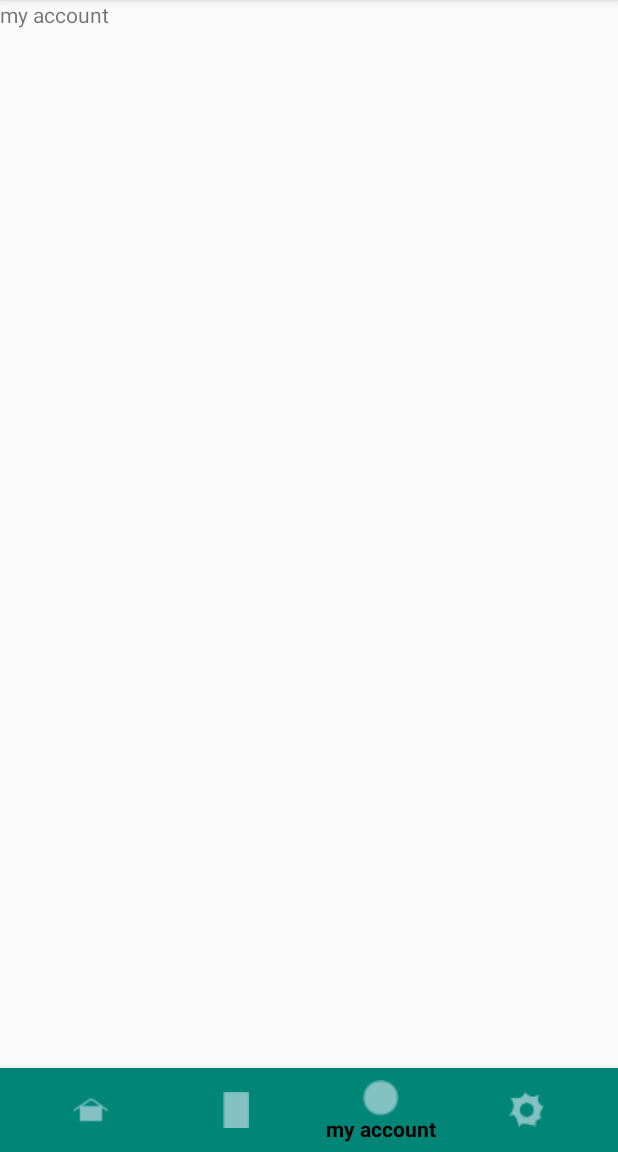
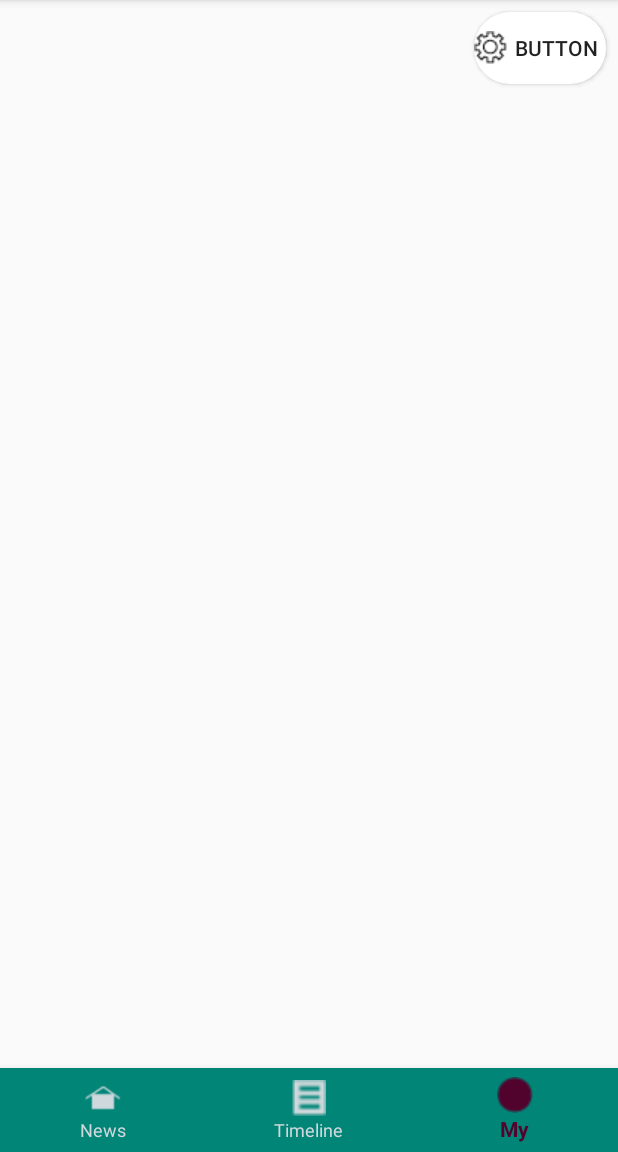
Before and after one commit to niklasjang/PastExamPapers, an Android app: the screen it shows after launch once a user with an empty profile is signed in (MainActivity), item 3 of the bottom bar chosen, on a phone screen of 412 x 824 dp, the part 84-1236 px from its top. Run offline under Robolectric (Android 15) with nearby library versions, the phone set to English and light mode, and no system bars; our stand-ins replace Firebase (no records; nobody signed in at launch, a user with empty details on screens opened directly).

Commit message:
settings attached

```diff
--- a/app/src/main/AndroidManifest.xml
+++ b/app/src/main/AndroidManifest.xml
@@ -38,6 +38,12 @@
                     android:name="android.support.PARENT_ACTIVITY"
                     android:value=".Activitys.MainActivity"/>
         </activity>
+
+        <activity android:name=".Activitys.PrefEdit">
+
+
+        </activity>
+
     </application>
 
 </manifest>
--- a/app/src/main/java/com/example/niklasjang/bottomnavigationbar_with_fragment_example/Activitys/MainActivity.kt
+++ b/app/src/main/java/com/example/niklasjang/bottomnavigationbar_with_fragment_example/Activitys/MainActivity.kt
@@ -9,7 +9,6 @@ import android.view.Menu
 import android.view.MenuItem
 import com.example.niklasjang.bottomnavigationbar_with_fragment_example.Fragments.MyAccuontFragment
 import com.example.niklasjang.bottomnavigationbar_with_fragment_example.Fragments.NewsFragment
-import com.example.niklasjang.bottomnavigationbar_with_fragment_example.Fragments.SettingsFragment
 import com.example.niklasjang.bottomnavigationbar_with_fragment_example.Fragments.TimelineFragment
 import com.example.niklasjang.bottomnavigationbar_with_fragment_example.R
 import com.google.firebase.auth.FirebaseAuth
@@ -32,11 +31,6 @@ class MainActivity : AppCompatActivity() {
             }
             R.id.navigation_my_account -> {
                 fragment = MyAccuontFragment()
-                loadFragment(fragment)
-                return@OnNavigationItemSelectedListener true
-            }
-            R.id.navigation_settings -> {
-                fragment = SettingsFragment()
                 loadFragment(fragment)
                 return@OnNavigationItemSelectedListener true
             }
--- a/app/src/main/java/com/example/niklasjang/bottomnavigationbar_with_fragment_example/Fragments/MyAccuontFragment.kt
+++ b/app/src/main/java/com/example/niklasjang/bottomnavigationbar_with_fragment_example/Fragments/MyAccuontFragment.kt
@@ -1,11 +1,14 @@
 package com.example.niklasjang.bottomnavigationbar_with_fragment_example.Fragments
 
 
+import android.content.Intent
 import android.os.Bundle
 import android.support.v4.app.Fragment
 import android.view.LayoutInflater
 import android.view.View
 import android.view.ViewGroup
+import android.widget.Button
+import com.example.niklasjang.bottomnavigationbar_with_fragment_example.Activitys.PrefEdit
 import com.example.niklasjang.bottomnavigationbar_with_fragment_example.R
 
 
@@ -16,7 +19,14 @@ class MyAccuontFragment : Fragment() {
         savedInstanceState: Bundle?
     ): View? {
         // Inflate the layout for this fragment
-        return inflater.inflate(R.layout.fragment_my_accuont, container, false)
+        val view = inflater.inflate(R.layout.fragment_my_accuont, container, false)
+        val btnSettings = view.findViewById<Button>(R.id.btnSettings_my_account)
+
+        btnSettings.setOnClickListener {
+            val intent = Intent (view.context, PrefEdit::class.java)
+            startActivity(intent)
+        }
+        return view
     }
 
 
--- /dev/null
+++ b/app/src/main/res/color/navigation_selector.xml
@@ -0,0 +1,6 @@
+<?xml version="1.0" encoding="utf-8"?>
+<selector xmlns:android="http://schemas.android.com/apk/res/android">
+    <item android:state_checked="true"
+          android:color="#51032d" />
+    <item android:color="#CFD8DC"  />
+</selector>
--- a/app/src/main/res/layout/activity_main.xml
+++ b/app/src/main/res/layout/activity_main.xml
@@ -22,8 +22,8 @@
             android:layout_width="0dp"
             android:layout_height="wrap_content"
             android:background="@color/colorPrimary"
-            app:itemIconTint="@color/colorIcon"
-            app:itemTextColor="@color/colorText"
+            app:itemIconTint="@color/navigation_selector"
+            app:itemTextColor="@color/navigation_selector"
             app:layout_constraintBottom_toBottomOf="parent"
             app:layout_constraintLeft_toLeftOf="parent"
             app:layout_constraintRight_toRightOf="parent"
--- a/app/src/main/res/layout/fragment_my_accuont.xml
+++ b/app/src/main/res/layout/fragment_my_accuont.xml
@@ -1,14 +1,18 @@
 <?xml version="1.0" encoding="utf-8"?>
-<FrameLayout xmlns:android="http://schemas.android.com/apk/res/android"
-             xmlns:tools="http://schemas.android.com/tools"
-             android:layout_width="match_parent"
-             android:layout_height="match_parent"
-             tools:context=".Fragments.NewsFragment">
+<android.support.constraint.ConstraintLayout xmlns:android="http://schemas.android.com/apk/res/android"
+                                             xmlns:app="http://schemas.android.com/apk/res-auto"
+                                             xmlns:tools="http://schemas.android.com/tools"
+                                             android:layout_width="match_parent"
+                                             android:layout_height="match_parent">
 
-    <!-- TODO: Update blank fragment layout -->
-    <TextView
-            android:layout_width="match_parent"
-            android:layout_height="match_parent"
-            android:text="@string/my_account_fragment"/>
 
-</FrameLayout>
+    <Button
+            android:text="Button"
+            android:layout_width="wrap_content"
+            android:layout_height="wrap_content"
+            android:id="@+id/btnSettings_my_account" app:layout_constraintEnd_toEndOf="parent"
+            android:layout_marginEnd="8dp"
+            android:drawableLeft="@drawable/icon_settings"
+            android:background="@drawable/rounded_edittext"
+            android:layout_marginRight="8dp" android:layout_marginTop="8dp" app:layout_constraintTop_toTopOf="parent"/>
+</android.support.constraint.ConstraintLayout>
--- a/app/src/main/res/menu/navigation.xml
+++ b/app/src/main/res/menu/navigation.xml
@@ -15,9 +15,7 @@
             android:id="@+id/navigation_my_account"
             android:icon="@drawable/icon_my_account"
             android:title="@string/my_account_fragment"/>
-    <item
-            android:id="@+id/navigation_settings"
-            android:icon="@drawable/icon_settings"
-            android:title="@string/settings_fragment"/>
+
+
 
 </menu>
--- a/app/src/main/res/values/strings.xml
+++ b/app/src/main/res/values/strings.xml
@@ -3,10 +3,9 @@
     <string name="title_home">Home</string>
     <string name="title_dashboard">Dashboard</string>
     <string name="title_notifications">Notifications</string>
-    <string name="news_fragment">news</string>
-    <string name="timeline_fragment">timeline</string>
-    <string name="my_account_fragment">my account</string>
-    <string name="settings_fragment">setting</string>
+    <string name="news_fragment">News</string>
+    <string name="timeline_fragment">Timeline</string>
+    <string name="my_account_fragment">My</string>
 
     <!-- TODO: Remove or change this placeholder text -->
     <string name="hello_blank_fragment">Hello blank fragment</string>
```
Also changed, not shown: app/src/main/java/com/example/niklasjang/bottomnavigationbar_with_fragment_example/Activitys/PrefEdit.kt (added, +25 -0 lines), app/src/main/java/com/example/niklasjang/bottomnavigationbar_with_fragment_example/Fragments/SettingsFragment.kt (deleted, +0 -23 lines), app/src/main/res/layout/fragment_settings.xml (deleted, +0 -14 lines), app/src/main/res/values/arrays.xml (added, +11 -0 lines), app/src/main/res/xml/prefs.xml (added, +54 -0 lines), app/src/main/res/drawable/icon_settings.png, app/src/main/res/drawable/icon_timeline.png.
